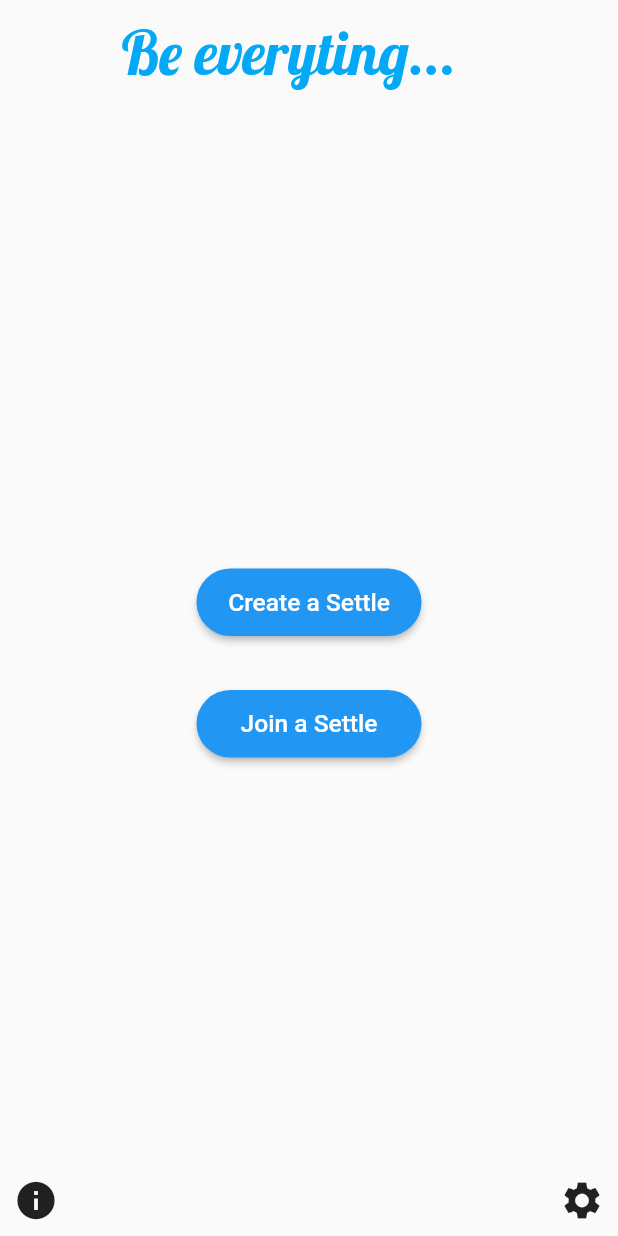
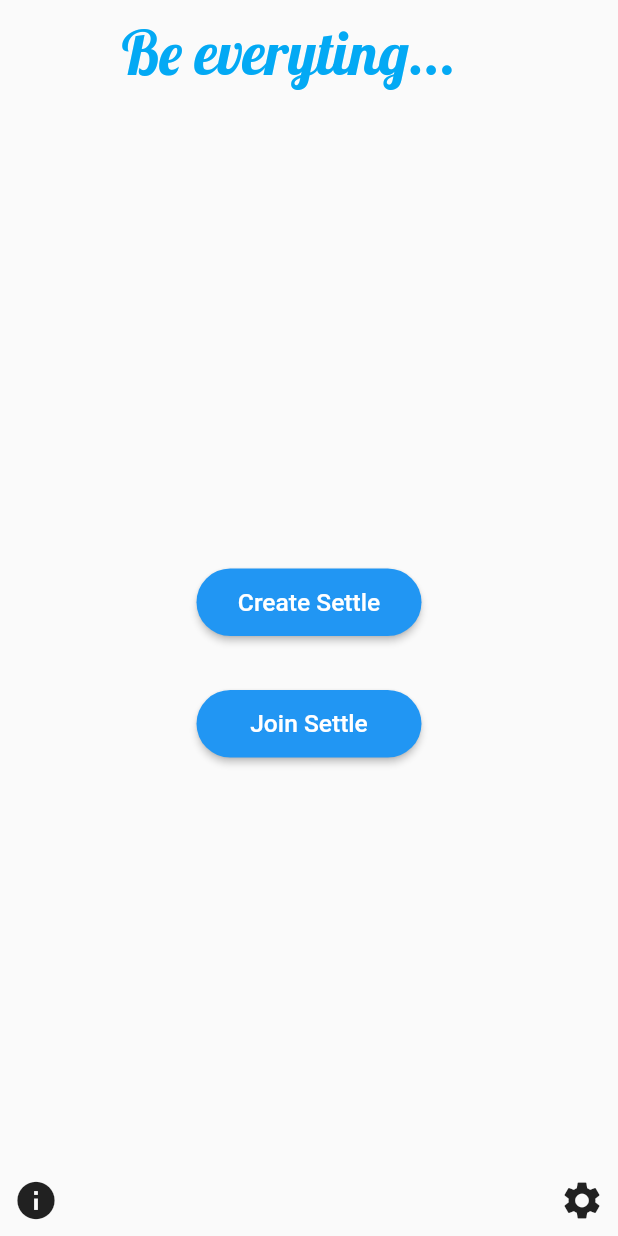
Before and after one commit to lilbroadam/Settle, a Flutter app: the screen it shows after launch, on a phone screen of 412 x 824 dp. Run offline on Flutter 3.47's test engine with Material 2 defaults, Android fonts, the phone set to English and light mode, and no system bars; our stand-ins replace animated_text_kit, device_info, flutter_spinkit, google_fonts, material_design_icons_flutter, share and 1 more; missing offline and left inert: animated_dialog_box, groovin_widgets.

Commit message:
added multi-language support

```diff
--- /dev/null
+++ b/Flutter/lib/app_localizations.dart
@@ -0,0 +1,52 @@
+import 'dart:async';
+import 'dart:convert';
+import 'package:flutter/material.dart';
+import 'package:flutter/services.dart';
+
+class AppLocalizations {
+  final Locale locale;
+  AppLocalizations(this.locale);
+
+  static AppLocalizations of(BuildContext context) {
+    return Localizations.of<AppLocalizations>(context, AppLocalizations);
+  }
+
+  static const LocalizationsDelegate<AppLocalizations> delegate =
+      _AppLocalizationsDelegate();
+
+  Map<String, String> _localizedStrings;
+
+  Future<bool> load() async {
+    String jsonString =
+        await rootBundle.loadString('lang/${locale.languageCode}.json');
+    Map<String, dynamic> jsonMap = json.decode(jsonString);
+
+    _localizedStrings = jsonMap.map((key, value) {
+      return MapEntry(key, value.toString());
+    });
+    return true;
+  }
+
+  String translate(String key) {
+    return _localizedStrings[key];
+  }
+}
+
+class _AppLocalizationsDelegate
+    extends LocalizationsDelegate<AppLocalizations> {
+  const _AppLocalizationsDelegate();
+
+  @override
+  bool isSupported(Locale locale) {
+    return ['en', 'es'].contains(locale.languageCode);
+  }
+
+  Future<AppLocalizations> load(Locale locale) async {
+    AppLocalizations localizations = new AppLocalizations(locale);
+    await localizations.load();
+    return localizations;
+  }
+
+  @override
+  bool shouldReload(_AppLocalizationsDelegate old) => false;
+}
--- a/Flutter/lib/main.dart
+++ b/Flutter/lib/main.dart
@@ -6,6 +6,8 @@ import 'package:material_design_icons_flutter/material_design_icons_flutter.dart
 import 'package:url_launcher/url_launcher.dart';
 import 'package:animated_text_kit/animated_text_kit.dart';
 import 'package:google_fonts/google_fonts.dart';
+import 'package:flutter_localizations/flutter_localizations.dart';
+import 'app_localizations.dart';
 
 void main() {
   runApp(SettleApp());
@@ -16,6 +18,26 @@ class SettleApp extends StatelessWidget {
   @override
   Widget build(BuildContext context) {
     return MaterialApp(
+      localizationsDelegates: [
+        // ... app-specific localization delegate[s] here
+        AppLocalizations.delegate,
+        GlobalMaterialLocalizations.delegate,
+        GlobalWidgetsLocalizations.delegate,
+        GlobalCupertinoLocalizations.delegate,
+      ],
+      supportedLocales: [
+        const Locale('en', ''), // English, no country code
+        const Locale('es', ''), // Arabic, no country code
+      ],
+      localeResolutionCallback: (locale, suportedLocales) {
+        for (var suportedLocale in suportedLocales) {
+          if (suportedLocale.languageCode == locale.languageCode &&
+              suportedLocale.countryCode == locale.countryCode) {
+            return suportedLocale;
+          }
+        }
+        return suportedLocales.elementAt(0);
+      },
       title: 'Settle',
       theme: ThemeData(
         primarySwatch: Colors.blue,
@@ -87,13 +109,15 @@ class _SettleHomePageState extends State<SettleHomePage> {
               ListTile(
                 leading: Icon(Icons.info_outline),
                 title: Text("Settle"),
-                subtitle: Text("Version 1.0"),
+                subtitle: Text(
+                    AppLocalizations.of(context).translate("version") + " 1.0"),
               ),
               Material(
                 child: ListTile(
                   leading: Icon(MdiIcons.github),
-                  title: Text("View Source Code on Github"),
-                  subtitle: Text("Contribute or open issues"),
+                  title: Text(AppLocalizations.of(context).translate("git")),
+                  subtitle:
+                      Text(AppLocalizations.of(context).translate("gitsub")),
                   onTap: () async {
                     const url = "https://github.com/lilbroadam/Settle";
                     if (await canLaunch(url)) {
@@ -107,8 +131,10 @@ class _SettleHomePageState extends State<SettleHomePage> {
               Material(
                 child: ListTile(
                   leading: Icon(MdiIcons.email),
-                  title: Text("Contact Us"),
-                  subtitle: Text("Report bugs, suggestions, or concerns"),
+                  title:
+                      Text(AppLocalizations.of(context).translate("contact")),
+                  subtitle: Text(
+                      AppLocalizations.of(context).translate("contactsub")),
                   onTap: () async {
                     const emailAdrees = "settleitapplication@gmail.com";
                     const subject = "Client Request";
@@ -127,8 +153,10 @@ class _SettleHomePageState extends State<SettleHomePage> {
                       MdiIcons.currencyUsd,
                       size: 25,
                     ),
-                    title: Text("Support Us"),
-                    subtitle: Text("Buy us a coffee!"),
+                    title:
+                        Text(AppLocalizations.of(context).translate("support")),
+                    subtitle: Text(
+                        AppLocalizations.of(context).translate("supportsub")),
                     onTap: () {}),
               )
             ],
@@ -182,7 +210,8 @@ class _SettleHomePageState extends State<SettleHomePage> {
         ),
         color: Colors.blue,
         onPressed: _createASettlePressed,
-        child: Text('Create a Settle', style: settleButtonTextStyle),
+        child: Text(AppLocalizations.of(context).translate("createsettle"),
+            style: settleButtonTextStyle),
       ),
     );
     final joinSettleButton = SizedBox(
@@ -194,7 +223,8 @@ class _SettleHomePageState extends State<SettleHomePage> {
         ),
         color: Colors.blue,
         onPressed: _joinASettlePressed,
-        child: Text('Join a Settle', style: settleButtonTextStyle),
+        child: Text(AppLocalizations.of(context).translate("joinsettle"),
+            style: settleButtonTextStyle),
       ),
     );
     final settleButtonMargin = EdgeInsets.all(18.0);
@@ -231,7 +261,7 @@ class _SettleHomePageState extends State<SettleHomePage> {
                       Container(
                         margin: settleButtonMargin,
                         child: joinSettleButton,
-                      )
+                      ),
                     ],
                   ),
                   Align(
@@ -240,7 +270,8 @@ class _SettleHomePageState extends State<SettleHomePage> {
                     child: IconButton(
                       icon: Icon(Icons.info),
                       iconSize: miscButtonSize,
-                      tooltip: 'Information about Settle',
+                      tooltip:
+                          AppLocalizations.of(context).translate("settleinfo"),
                       onPressed: _informationPressed,
                     ),
                   ),
@@ -250,7 +281,8 @@ class _SettleHomePageState extends State<SettleHomePage> {
                     child: IconButton(
                       icon: Icon(Icons.settings),
                       iconSize: miscButtonSize,
-                      tooltip: 'Settle settings',
+                      tooltip:
+                          AppLocalizations.of(context).translate("setting"),
                       // onPressed: _settingsPressed,
                       onPressed: () {
                         Navigator.push(
--- a/Flutter/pubspec.yaml
+++ b/Flutter/pubspec.yaml
@@ -36,6 +36,8 @@ dependencies:
   flutter:
     sdk: flutter
   http: ^0.12.2
+  flutter_localizations:
+    sdk: flutter
 
 
   # The following adds the Cupertino Icons font to your application.
@@ -61,12 +63,12 @@ flutter:
 
   # To add assets to your application, add an assets section, like this:
   assets:
-  #   - images/a_dot_burr.jpeg
-  #   - images/a_dot_ham.jpeg
     - assets/serverInfo.json
     - assets/background.png
     - assets/portrait.jpeg
     - assets/adamoo.jpg
+    - lang/en.json
+    - lang/es.json
 
   # An image asset can refer to one or more resolution-specific "variants", see
   # https://flutter.dev/assets-and-images/#resolution-aware.
```
Also changed, not shown: Flutter/lang/en.json (added, +34 -0 lines), Flutter/lang/es.json (added, +34 -0 lines), Flutter/lib/CreateSettle.dart (+18 -10 lines), Flutter/lib/JoinSettle.dart (+10 -6 lines), Flutter/lib/LobbyScreen.dart (+50 -38 lines), Flutter/lib/NameScreen.dart (+5 -3 lines), Flutter/pubspec.lock.
